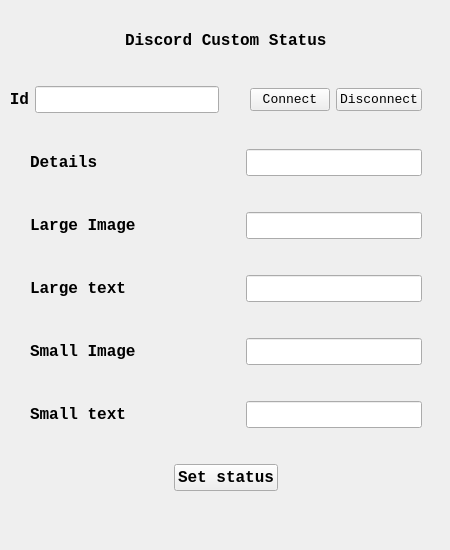
Old version of the form ui_main.ui in the repository T1murCoder/Discord-Status.
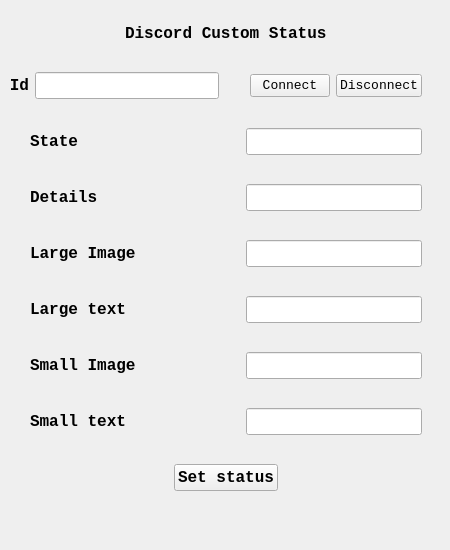
New version of the form.

Commit message: Logic written and connected to buttons, connected to rpc

```diff
--- a/ui_main.ui
+++ b/ui_main.ui
@@ -201,12 +201,32 @@
        <item>
         <widget class="QLabel" name="label_6">
          <property name="text">
+          <string>State</string>
+         </property>
+        </widget>
+       </item>
+       <item alignment="Qt::AlignRight">
+        <widget class="QLineEdit" name="lnedit_state_text"/>
+       </item>
+      </layout>
+     </item>
+     <item>
+      <layout class="QHBoxLayout" name="horizontalLayout_10">
+       <property name="leftMargin">
+        <number>30</number>
+       </property>
+       <property name="rightMargin">
+        <number>30</number>
+       </property>
+       <item>
+        <widget class="QLabel" name="label_8">
+         <property name="text">
           <string>Details</string>
          </property>
         </widget>
        </item>
        <item alignment="Qt::AlignRight">
-        <widget class="QLineEdit" name="lnedit_header_text"/>
+        <widget class="QLineEdit" name="lnedit_details_text"/>
        </item>
       </layout>
      </item>
```
Left out of the diff: 4 changed lines with no effect on the pictures. The commit also changes 4 other files.
